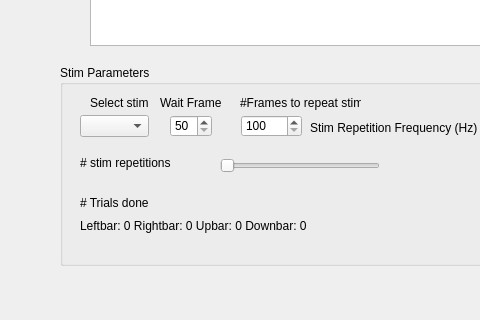
agrama/RatVisStimGui, file Stim_Loader.ui: the form before one commit; both pictures show x 0 to 480 and y 495 to 815 of the 1011 by 815 pixel window.
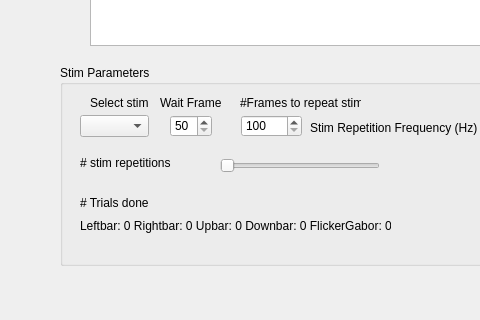
The form after the commit. Icons and pictures are not drawn. Custom widgets are drawn as their Qt base class.

Commit message: added flickering gabors in central and temporal parts of the screen as a new stim

The edit to the form file:
```diff
--- a/Stim_Loader.ui
+++ b/Stim_Loader.ui
@@ -246,12 +246,12 @@
       <rect>
        <x>20</x>
        <y>150</y>
-       <width>241</width>
+       <width>311</width>
        <height>21</height>
       </rect>
      </property>
      <property name="text">
-      <string>Leftbar: 0 Rightbar: 0 Upbar: 0 Downbar: 0</string>
+      <string>Leftbar: 0 Rightbar: 0 Upbar: 0 Downbar: 0 FlickerGabor: 0</string>
      </property>
     </widget>
     <widget class="QLabel" name="stim_repetitions_slider_label">
```
Left out of the diff: 5 changed lines with no effect on the pictures. The commit also changes 6 other files.
